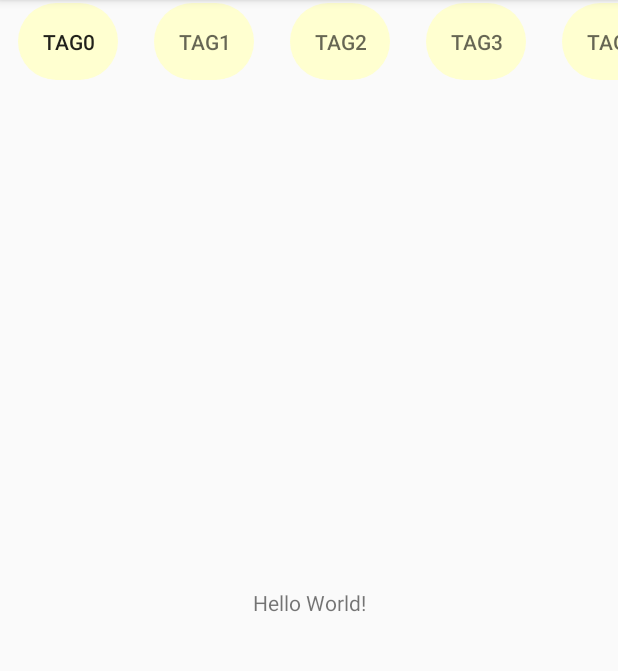
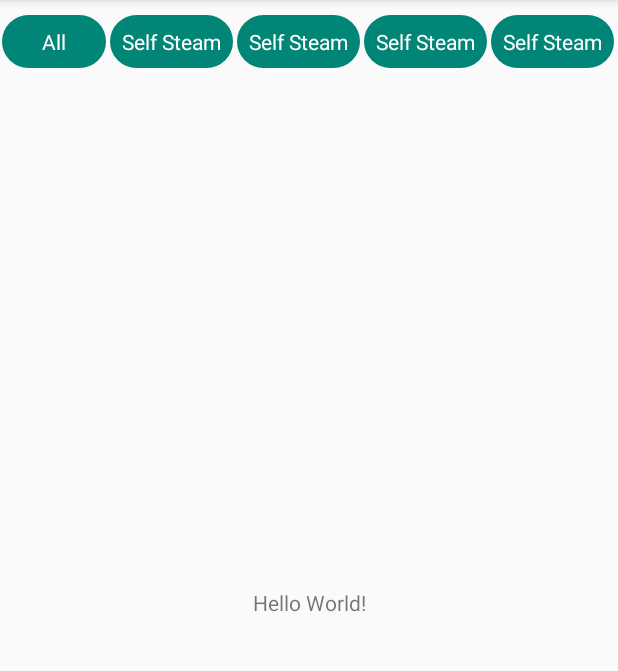
Before and after one commit to Abed-Murad/PersonalityDevelopmentApp, an Android app: the screen it shows after launch (MainActivity), on a phone screen of 412 x 824 dp, the part 84-755 px from its top. Run offline under Robolectric (Android 15) with nearby library versions, the phone set to English and light mode, and no system bars; our stand-ins replace data binding.

Commit message:
Refactor TabsLayout

```diff
--- a/app/src/main/java/com/am/personalitydevelopmentapp/activity/MainActivity.java
+++ b/app/src/main/java/com/am/personalitydevelopmentapp/activity/MainActivity.java
@@ -27,15 +27,7 @@ public class MainActivity extends AppCompatActivity
         Toolbar toolbar = (Toolbar) findViewById(R.id.toolbar);
         setSupportActionBar(toolbar);
 
-        TabLayout tabLayout = findViewById(R.id.tagsTabLayout);
-        for (int i = 0; i < 10; i++) {
-            tabLayout.addTab(tabLayout.newTab());
-            TextView tabOne = (TextView) LayoutInflater.from(this).inflate(R.layout.tab_tag, null);
-            tabOne.setText("TAG"+ i);
-            tabLayout.getTabAt(i).setCustomView(tabOne);
-        }
-
-
+        setupTabLayout();
 
         DrawerLayout drawer = (DrawerLayout) findViewById(R.id.drawer_layout);
         ActionBarDrawerToggle toggle = new ActionBarDrawerToggle(
@@ -45,6 +37,21 @@ public class MainActivity extends AppCompatActivity
 
         NavigationView navigationView = (NavigationView) findViewById(R.id.nav_view);
         navigationView.setNavigationItemSelectedListener(this);
+    }
+
+    private void setupTabLayout() {
+        TabLayout tabLayout = findViewById(R.id.tagsTabLayout);
+        tabLayout.addTab(tabLayout.newTab());
+        TextView tabOne = (TextView) LayoutInflater.from(this).inflate(R.layout.tab_tag, null);
+        tabOne.setText("All");
+        tabLayout.getTabAt(0).setCustomView(tabOne);
+
+        for (int i = 1; i < 10; i++) {
+            tabLayout.addTab(tabLayout.newTab());
+            TextView tab = (TextView) LayoutInflater.from(this).inflate(R.layout.tab_tag, null);
+            tab.setText("Self Steam");
+            tabLayout.getTabAt(i).setCustomView(tab);
+        }
     }
 
     @Override
--- a/app/src/main/res/drawable-v21/bg_curved_border.xml
+++ b/app/src/main/res/drawable-v21/bg_curved_border.xml
@@ -1,5 +1,5 @@
 <?xml version="1.0" encoding="utf-8"?>
 <shape xmlns:android="http://schemas.android.com/apk/res/android">
-    <solid android:color="#ffffd0" />
+    <solid android:color="@color/colorPrimary" />
     <corners android:radius="200dp" />
 </shape>
--- a/app/src/main/res/layout/content_main.xml
+++ b/app/src/main/res/layout/content_main.xml
@@ -14,6 +14,9 @@
             android:id="@+id/tagsTabLayout"
             app:tabMode="scrollable"
             app:tabIndicatorHeight="0dp"
+            app:tabPaddingStart="1dp"
+            app:tabPaddingEnd="1dp"
+            app:tabBackground = "@android:color/transparent"
             android:layout_width="match_parent"
             android:layout_height="?attr/actionBarSize"/>
 
--- a/app/src/main/res/layout/tab_tag.xml
+++ b/app/src/main/res/layout/tab_tag.xml
@@ -2,11 +2,11 @@
 
 <TextView xmlns:android="http://schemas.android.com/apk/res/android"
     android:id="@+id/tagTitle"
-    style="@style/TextAppearance.Design.Tab"
+    android:textSize="@dimen/design_tab_text_size"
+    android:textColor="@android:color/white"
     android:layout_width="wrap_content"
-
-    android:layout_height="?attr/actionBarSize"
+    android:layout_height="wrap_content"
     android:background="@drawable/bg_curved_border"
     android:gravity="center"
-    android:padding="16dp"
+    android:padding="8dp"
     android:text="tag1" />
```
